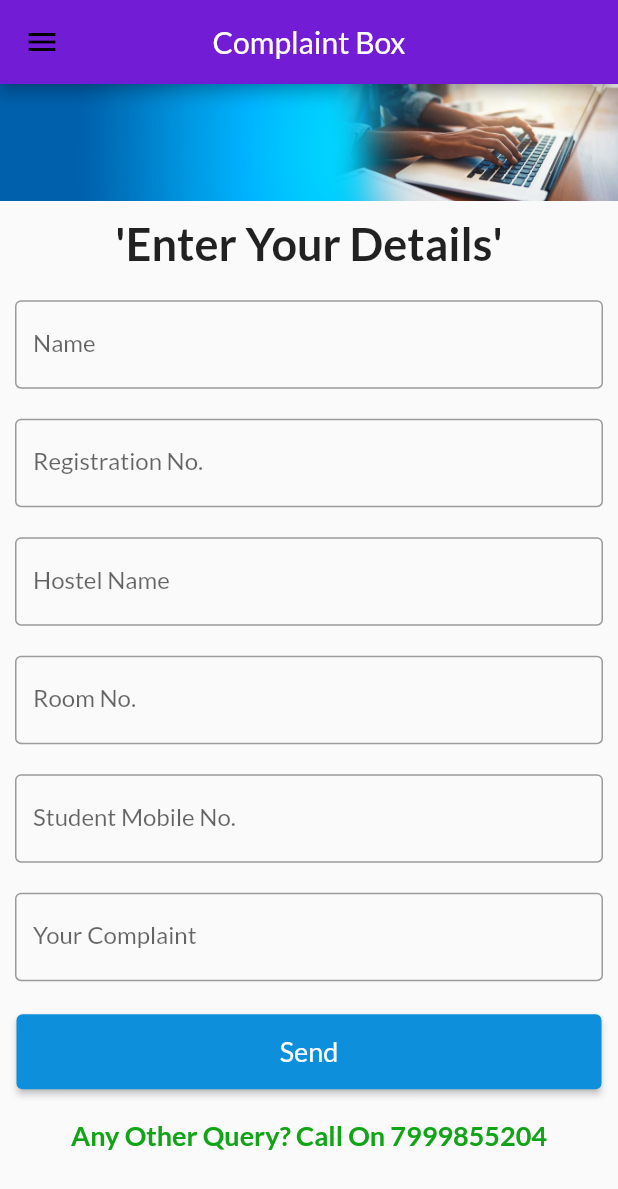
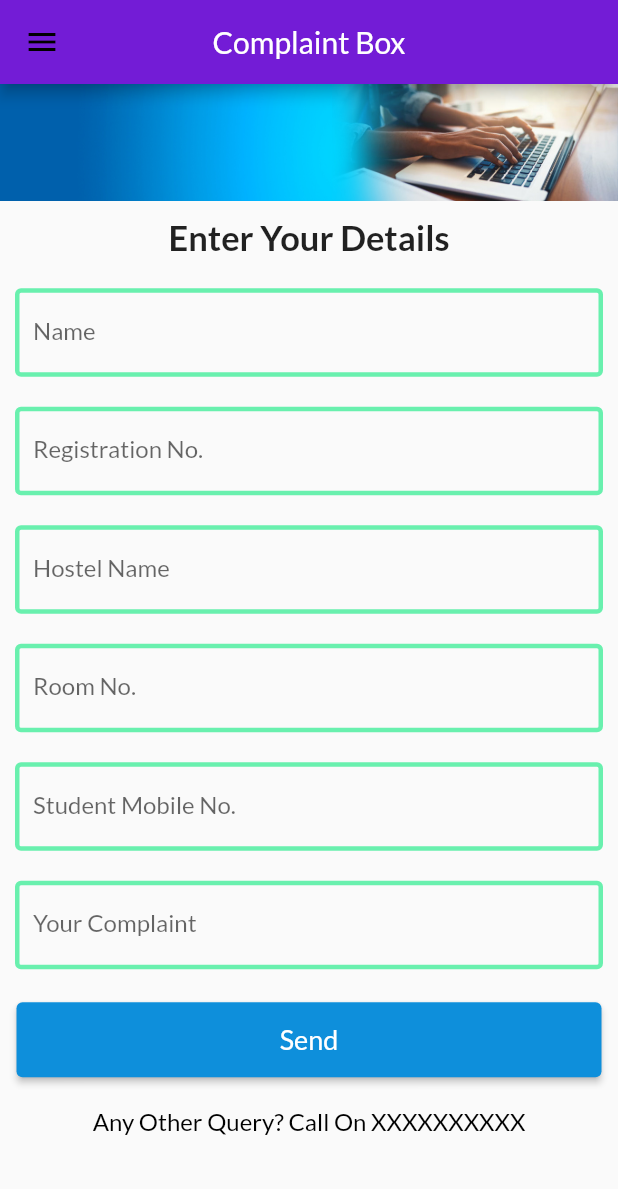
Before and after one commit to Rishabh7389/ComplaintBox, a Flutter app: the SendPage screen opened by its route, after a tap on "Report Another Complaint", on a phone screen of 412 x 824 dp. Shown: the top 1189 px of the screen. Run offline on Flutter 3.47's test engine with Material 2 defaults, Android fonts, the light colour scheme and no system bars; our stand-ins replace cloud_firestore, firebase_auth, firebase_core, google_fonts, shared_preferences; accounts and stored records are empty.

Commit message:
modification in homepage

```diff
--- a/lib/main.dart
+++ b/lib/main.dart
@@ -75,7 +75,7 @@ class _MyAppState extends State<MyApp> {
       ),
       debugShowCheckedModeBanner: false,
       darkTheme: ThemeData(brightness: Brightness.dark),
-      initialRoute: isLoggedIn ? "/home" : "/selectUser",
+      initialRoute: isLoggedIn ? "/home" : "/home",
       routes: {
         "/home": (context) => HomePage(),
         "/selectUser": (context) => const UserPage(),
--- a/lib/views/student/HomePage.dart
+++ b/lib/views/student/HomePage.dart
@@ -50,8 +50,8 @@ class _HomePageState extends State<HomePage> {
                 height: 10,
               ),
               const Text(
-                "'Enter Your Details'",
-                style: TextStyle(fontSize: 30, fontWeight: FontWeight.bold),
+                "Enter Your Details",
+                style: TextStyle(fontSize: 23, fontWeight: FontWeight.bold),
               ),
               const SizedBox(
                 height: 10,
@@ -61,7 +61,11 @@ class _HomePageState extends State<HomePage> {
                 child: TextFormField(
                   controller: namecontroller,
                   decoration: const InputDecoration(
-                      border: OutlineInputBorder(), labelText: "Name"),
+                      enabledBorder: OutlineInputBorder(
+                          borderSide:
+                              BorderSide(width: 3, color: Colors.greenAccent)),
+                      border: OutlineInputBorder(),
+                      labelText: "Name"),
                   validator: (value) {
                     if (value!.isEmpty) {
                       return ("Please Enter Name");
@@ -75,6 +79,9 @@ class _HomePageState extends State<HomePage> {
                 child: TextFormField(
                   controller: registrationcontroller,
                   decoration: const InputDecoration(
+                      enabledBorder: OutlineInputBorder(
+                          borderSide:
+                              BorderSide(width: 3, color: Colors.greenAccent)),
                       border: OutlineInputBorder(),
                       labelText: "Registration No."),
                   validator: (value) {
@@ -90,7 +97,11 @@ class _HomePageState extends State<HomePage> {
                   child: TextFormField(
                     controller: hostelnamecontroller,
                     decoration: const InputDecoration(
-                        border: OutlineInputBorder(), labelText: "Hostel Name"),
+                        enabledBorder: OutlineInputBorder(
+                            borderSide: BorderSide(
+                                width: 3, color: Colors.greenAccent)),
+                        border: OutlineInputBorder(),
+                        labelText: "Hostel Name"),
                     validator: (value) {
                       if (value!.isEmpty) {
                         return ("Please Enter Hostel Name");
@@ -103,7 +114,11 @@ class _HomePageState extends State<HomePage> {
                 child: TextFormField(
                   controller: roomnocontroller,
                   decoration: const InputDecoration(
-                      border: OutlineInputBorder(), labelText: "Room No."),
+                      enabledBorder: OutlineInputBorder(
+                          borderSide:
+                              BorderSide(width: 3, color: Colors.greenAccent)),
+                      border: OutlineInputBorder(),
+                      labelText: "Room No."),
                   validator: (value) {
                     if (value!.isEmpty) {
                       return ("Please Enter Room No.");
@@ -117,6 +132,9 @@ class _HomePageState extends State<HomePage> {
                 child: TextFormField(
                   controller: mobilenocontroller,
                   decoration: const InputDecoration(
+                      enabledBorder: OutlineInputBorder(
+                          borderSide:
+                              BorderSide(width: 3, color: Colors.greenAccent)),
                       border: OutlineInputBorder(),
                       labelText: "Student Mobile No."),
                   validator: (value) {
@@ -132,6 +150,9 @@ class _HomePageState extends State<HomePage> {
                 child: TextFormField(
                   controller: compalintcontroller,
                   decoration: const InputDecoration(
+                      enabledBorder: OutlineInputBorder(
+                          borderSide:
+                              BorderSide(width: 3, color: Colors.greenAccent)),
                       border: OutlineInputBorder(),
                       labelText: "Your Complaint"),
                   validator: (value) {
@@ -179,11 +200,11 @@ class _HomePageState extends State<HomePage> {
                 height: 20,
               ),
               const Text(
-                "Any Other Query? Call On 7999855204",
+                "Any Other Query? Call On XXXXXXXXXX",
                 style: TextStyle(
-                    fontSize: 18,
-                    fontWeight: FontWeight.bold,
-                    color: Color.fromARGB(255, 17, 164, 22)),
+                    fontSize: 16,
+                    // fontWeight: FontWeight.bold,
+                    color: Color.fromARGB(255, 0, 0, 0)),
               )
             ],
           ),
```
